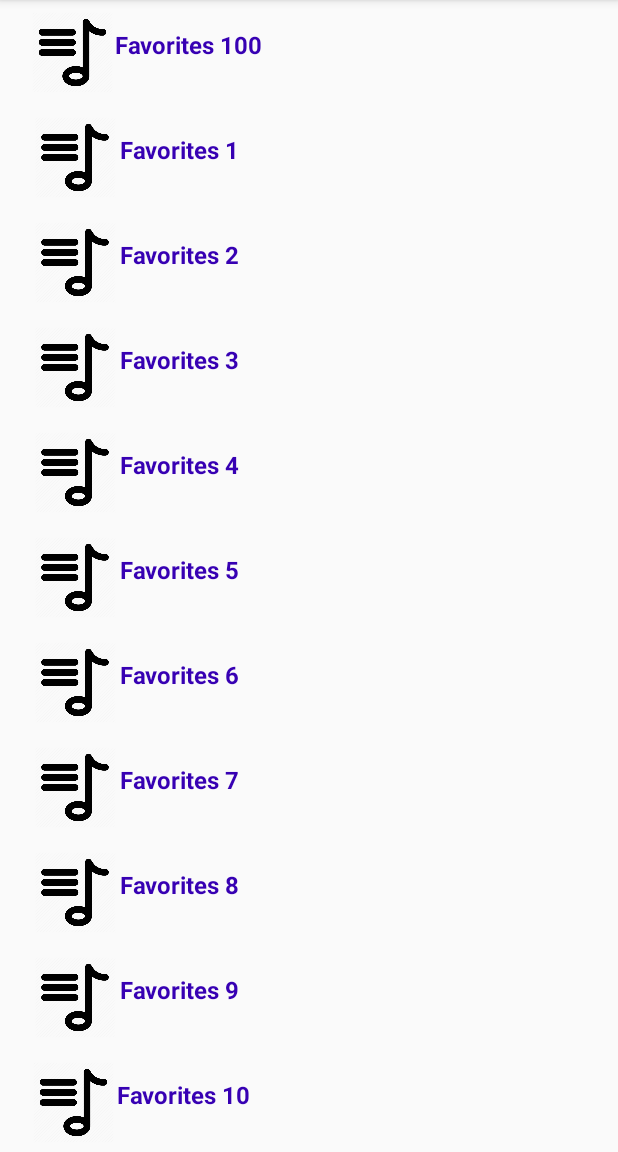
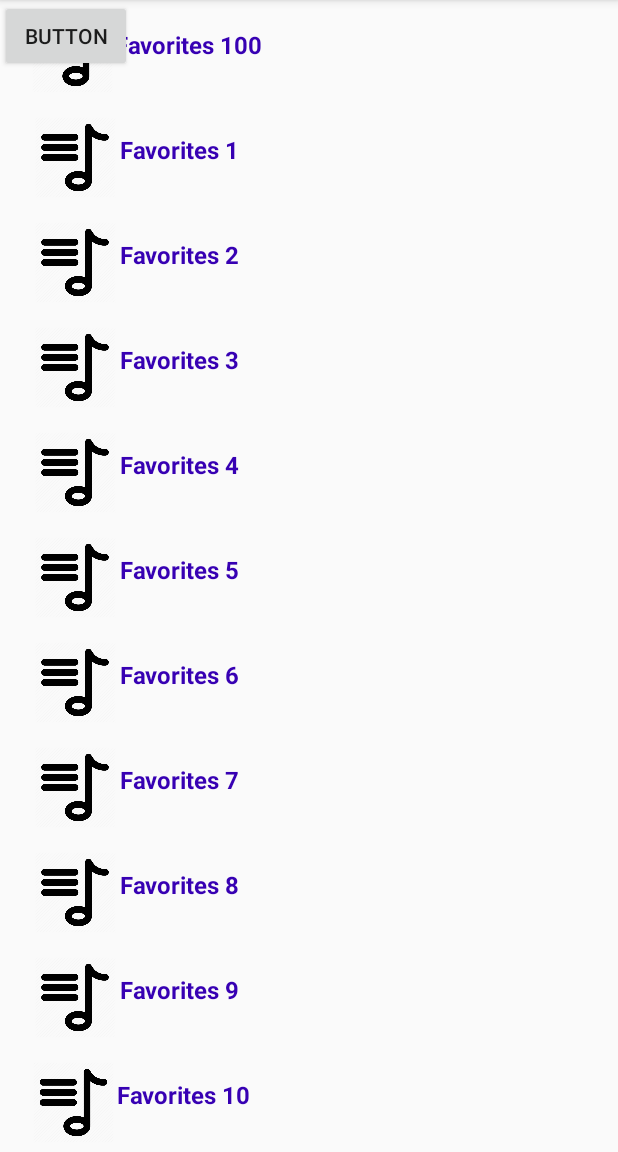
Before and after one commit to melisgb/CancioneroCatolico, an Android app: the ViewMyListsActivity screen opened directly, with no data from a screen before it, on a phone screen of 412 x 824 dp, the part 84-1236 px from its top. Run offline under Robolectric (Android 15) with nearby library versions, the phone set to English and light mode, and no system bars.

Commit message:
Functional redirection from list to songs
Using a button, later implement the Recycler view click on an element

```diff
--- a/app/src/main/java/com/example/cancionerocatolico/ViewMyListsActivity.kt
+++ b/app/src/main/java/com/example/cancionerocatolico/ViewMyListsActivity.kt
@@ -1,7 +1,9 @@
 package com.example.cancionerocatolico
 
+import android.content.Intent
 import androidx.appcompat.app.AppCompatActivity
 import android.os.Bundle
+import android.widget.Button
 import androidx.recyclerview.widget.LinearLayoutManager
 import androidx.recyclerview.widget.ListAdapter
 import androidx.recyclerview.widget.RecyclerView
@@ -31,6 +33,12 @@ class ViewMyListsActivity : AppCompatActivity() {
         listsRecyclerView.adapter = listsAdapter
         listsRecyclerView.layoutManager = LinearLayoutManager(this)
 
+        val demoBtn = findViewById<Button>(R.id.demoButton)
+        demoBtn.setOnClickListener {
+            val intent = Intent(this, ViewSpecificListActivity::class.java)
+            startActivity(intent)
+        }
+
 
 
     }
--- a/app/src/main/java/com/example/cancionerocatolico/ViewSpecificListActivity.kt
+++ b/app/src/main/java/com/example/cancionerocatolico/ViewSpecificListActivity.kt
@@ -14,7 +14,7 @@ class ViewSpecificListActivity : AppCompatActivity() {
 
 
         songsAdapter = SongAdapter(this, mySongsList)
-        var songsListView = findViewById<ListView>(R.id.lvListofSongs)
+        var songsListView = findViewById<ListView>(R.id.lvSpecificList)
         songsListView.adapter = songsAdapter
 
         mySongsList.clear()
--- a/app/src/main/res/layout/activity_view_my_lists.xml
+++ b/app/src/main/res/layout/activity_view_my_lists.xml
@@ -6,11 +6,19 @@
     android:layout_height="match_parent"
     tools:context=".ViewMyListsActivity">
 
+    <Button
+        android:id="@+id/demoButton"
+        android:layout_width="wrap_content"
+        android:layout_height="wrap_content"
+        android:text="Button" />
+
     <androidx.recyclerview.widget.RecyclerView
         android:id="@+id/recyclervMyLists"
         android:layout_width="match_parent"
         android:layout_height="match_parent"
         app:layout_constraintEnd_toEndOf="parent"
         app:layout_constraintStart_toStartOf="parent"
-        app:layout_constraintTop_toTopOf="parent" />
+        app:layout_constraintTop_toTopOf="parent" >
+
+    </androidx.recyclerview.widget.RecyclerView>
 </androidx.constraintlayout.widget.ConstraintLayout>
```
